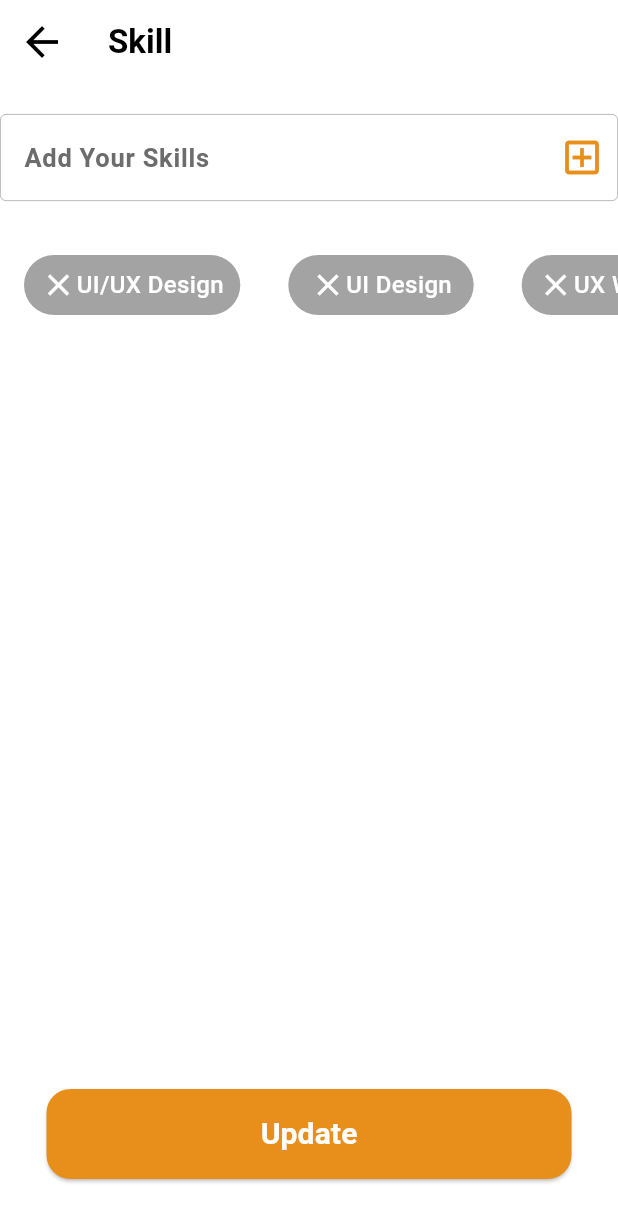
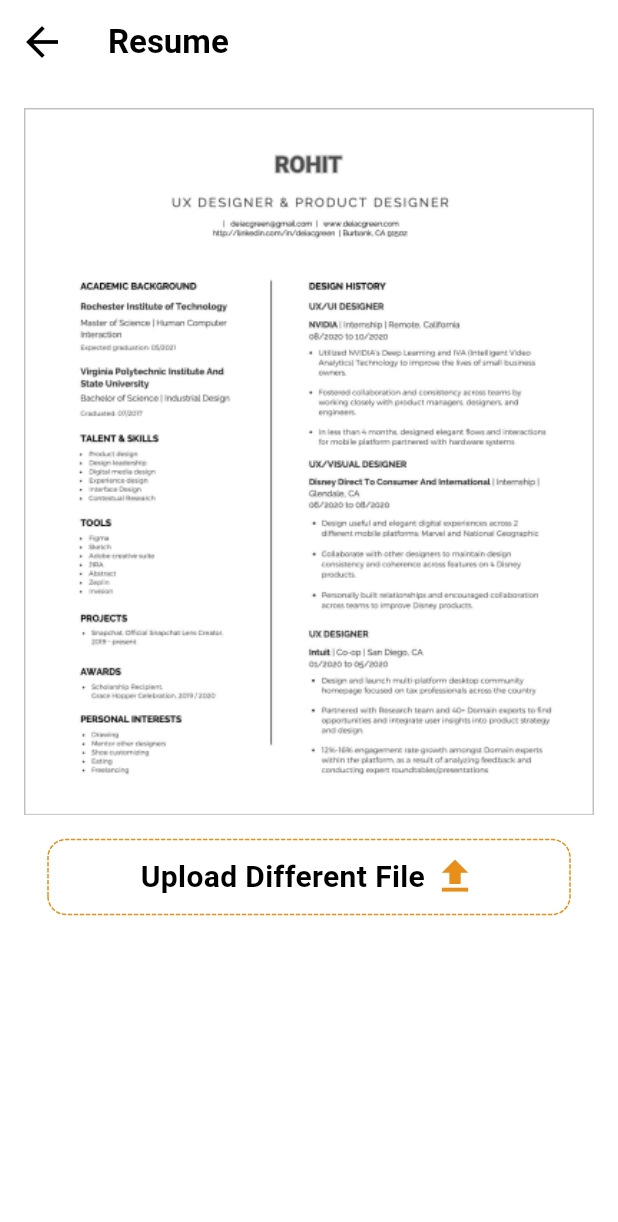
Before and after one commit to DiyaShajith/Q_HireEvent, a Flutter app: the screen it shows after launch, on a phone screen of 412 x 824 dp. Shown: the top 1222 px of the screen. Run offline on Flutter 3.47's test engine with Material 3 defaults, Android fonts, the phone set to English and light mode, and no system bars; drawn by our look-alikes of dotted_border; our stand-ins replace smooth_page_indicator.

Commit message:
resume completed

```diff
--- a/lib/main.dart
+++ b/lib/main.dart
@@ -1,6 +1,7 @@
 import 'package:flutter/material.dart';
 import 'package:qhire_event/constants/pageview.dart';
-import 'package:qhire_event/skillview/skill.dart';
+import 'package:qhire_event/view/resumeview/resume.dart';
+import 'package:qhire_event/view/skillview/skill.dart';
 import 'package:qhire_event/view/certificateview/certificatepage.dart';
 import 'package:qhire_event/view/eventview/event.dart';
 import 'package:qhire_event/view/eventview/eventcancelled.dart';
@@ -28,7 +29,7 @@ class MyApp extends StatelessWidget {
         colorScheme: ColorScheme.fromSeed(seedColor: Colors.deepPurple),
         useMaterial3: true,
       ),
-      home: Skill(),
+      home: Resume(),
     );
   }
 }
--- a/lib/view/certificateview/certificatepage.dart
+++ b/lib/view/certificateview/certificatepage.dart
@@ -74,7 +74,7 @@ class _CertificatepageState extends State<Certificatepage> {
                             fontWeight: FontWeight.w500),
                       ),
                       const Text(
-                        "Certificate",
+                        "Certificates",
                         style: TextStyle(
                             color: CustomColor.blackprimary,
                             fontSize: 19.5,
--- /dev/null
+++ b/lib/view/editview/editpage.dart
@@ -0,0 +1,15 @@
+import 'package:flutter/material.dart';
+
+class Editpage extends StatefulWidget {
+  const Editpage({super.key});
+
+  @override
+  State<Editpage> createState() => _EditpageState();
+}
+
+class _EditpageState extends State<Editpage> {
+  @override
+  Widget build(BuildContext context) {
+    return const Placeholder();
+  }
+}
--- /dev/null
+++ b/lib/view/resumeview/resume.dart
@@ -0,0 +1,77 @@
+import 'package:dotted_border/dotted_border.dart';
+import 'package:flutter/material.dart';
+import 'package:qhire_event/constants/custom_color.dart';
+
+class Resume extends StatefulWidget {
+  const Resume({super.key});
+
+  @override
+  State<Resume> createState() => _ResumeState();
+}
+
+class _ResumeState extends State<Resume> {
+  @override
+  Widget build(BuildContext context) {
+    final size = MediaQuery.sizeOf(context);
+    return Scaffold(
+      backgroundColor: CustomColor.scaffoldbg,
+      appBar: AppBar(
+        backgroundColor: CustomColor.scaffoldbg,
+        leading: IconButton(
+          onPressed: () {},
+          icon: Icon(
+            Icons.arrow_back,
+            color: CustomColor.blackprimary,
+            size: 32,
+          ),
+        ),
+        title: const Text(
+          "Resume",
+          style: TextStyle(
+              color: CustomColor.blackprimary,
+              fontSize: 22,
+              fontWeight: FontWeight.bold),
+        ),
+      ),
+      body: Padding(
+        padding: const EdgeInsets.all(16),
+        child: Column(
+          children: [
+            Image.asset("assets/resume.png"),
+            Padding(
+              padding: const EdgeInsets.all(16),
+              child: DottedBorder(
+                  borderType: BorderType.RRect,
+                  radius: const Radius.circular(12),
+                  padding: const EdgeInsets.all(5),
+                  color: CustomColor.textfieldbg,
+                  child: Container(
+                      padding: const EdgeInsets.all(5),
+                      width: double.infinity,
+                      child: Row(
+                        mainAxisAlignment: MainAxisAlignment.center,
+                        children: [
+                          const Text(
+                            "Upload Different File",
+                            style: TextStyle(
+                                color: CustomColor.blackprimary,
+                                fontSize: 20,
+                                fontWeight: FontWeight.bold),
+                          ),
+                          SizedBox(
+                            width: 5,
+                          ),
+                          Icon(
+                            Icons.file_upload,
+                            color: CustomColor.textfieldbg,
+                            size: 30,
+                          )
+                        ],
+                      ))),
+            )
+          ],
+        ),
+      ),
+    );
+  }
+}
```
Also changed, not shown: assets/resume.png (added), lib/view/skillview/skill.dart (renamed from lib/skillview/skill.dart).
